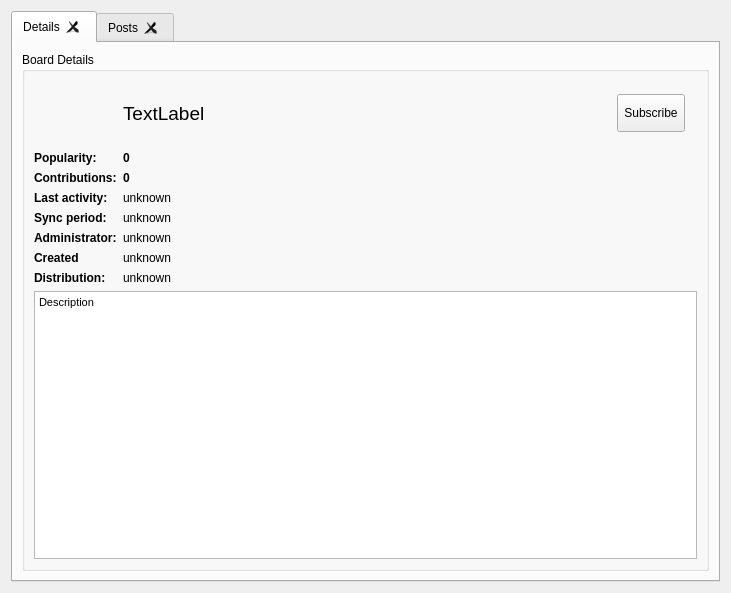
Qt form retroshare-gui/src/gui/Posted/PostedListWidgetWithModel.ui (RetroShare/RetroShare) before a commit.
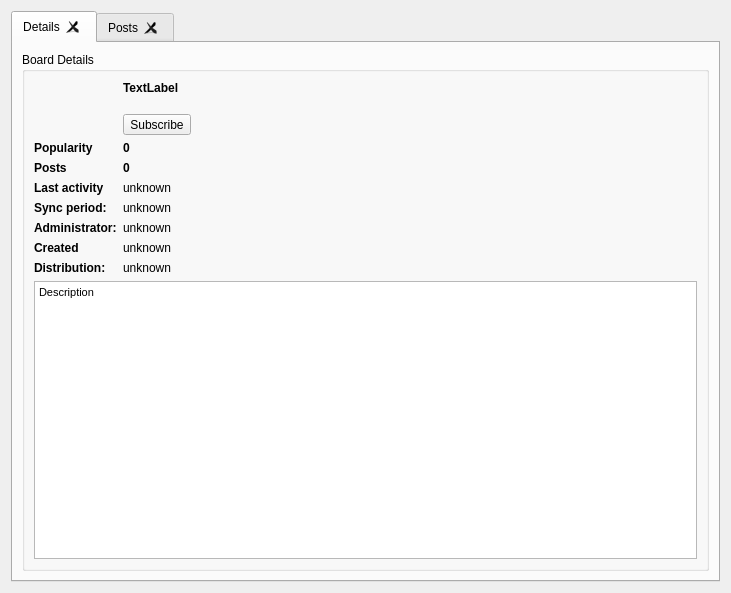
The same form after that commit. Icons and pictures are not drawn. Custom widgets are drawn as their Qt base class.

Commit message:
Removed the fixed size from the thumb label & moved the subscribebutton under the title
* Removed the fixed size from the thumb label & moved the subscribebutton under the title
* Renamed "Last Post" to "Last activity"

The edit to the form file:
```diff
--- a/retroshare-gui/src/gui/Posted/PostedListWidgetWithModel.ui
+++ b/retroshare-gui/src/gui/Posted/PostedListWidgetWithModel.ui
@@ -45,9 +45,199 @@
           <bool>false</bool>
          </property>
          <layout class="QGridLayout" name="gridLayout_2">
-          <item row="0" column="0">
+          <item row="2" column="0">
+           <widget class="QTextBrowser" name="infoDescription">
+            <property name="styleSheet">
+             <string notr="true"/>
+            </property>
+            <property name="html">
+             <string notr="true">&lt;!DOCTYPE HTML PUBLIC &quot;-//W3C//DTD HTML 4.0//EN&quot; &quot;http://www.w3.org/TR/REC-html40/strict.dtd&quot;&gt;
+&lt;html&gt;&lt;head&gt;&lt;meta name=&quot;qrichtext&quot; content=&quot;1&quot; /&gt;&lt;style type=&quot;text/css&quot;&gt;
+p, li { white-space: pre-wrap; }
+&lt;/style&gt;&lt;/head&gt;&lt;body style=&quot; font-family:'MS Shell Dlg 2'; font-size:8.25pt; font-weight:400; font-style:normal;&quot;&gt;
+&lt;p style=&quot; margin-top:0px; margin-bottom:0px; margin-left:0px; margin-right:0px; -qt-block-indent:0; text-indent:0px;&quot;&gt;&lt;span style=&quot; font-family:'MS Shell Dlg 2'; font-size:8pt;&quot;&gt;Description&lt;/span&gt;&lt;/p&gt;&lt;/body&gt;&lt;/html&gt;</string>
+            </property>
+            <property name="textInteractionFlags">
+             <set>Qt::LinksAccessibleByMouse|Qt::TextSelectableByMouse</set>
+            </property>
+            <property name="openExternalLinks">
+             <bool>true</bool>
+            </property>
+            <property name="openLinks">
+             <bool>true</bool>
+            </property>
+           </widget>
+          </item>
+          <item row="1" column="0">
            <layout class="QGridLayout" name="gridLayout">
-            <item row="0" column="3">
+            <item row="4" column="0">
+             <widget class="QLabel" name="infoPostsLabel">
+              <property name="sizePolicy">
+               <sizepolicy hsizetype="Maximum" vsizetype="Preferred">
+                <horstretch>0</horstretch>
+                <verstretch>0</verstretch>
+               </sizepolicy>
+              </property>
+              <property name="font">
+               <font>
+                <weight>75</weight>
+                <bold>true</bold>
+               </font>
+              </property>
+              <property name="text">
+               <string>Posts</string>
+              </property>
+             </widget>
+            </item>
+            <item row="7" column="1" colspan="2">
+             <widget class="GxsIdLabel" name="infoAdministrator">
+              <property name="text">
+               <string>unknown</string>
+              </property>
+              <property name="openExternalLinks">
+               <bool>true</bool>
+              </property>
+             </widget>
+            </item>
+            <item row="6" column="1" colspan="2">
+             <widget class="QLabel" name="syncPeriodLabel">
+              <property name="text">
+               <string>unknown</string>
+              </property>
+             </widget>
+            </item>
+            <item row="5" column="1" colspan="3">
+             <widget class="QLabel" name="infoLastPost">
+              <property name="text">
+               <string notr="true">unknown</string>
+              </property>
+             </widget>
+            </item>
+            <item row="5" column="0">
+             <widget class="QLabel" name="infoLastPostLabel">
+              <property name="sizePolicy">
+               <sizepolicy hsizetype="Maximum" vsizetype="Preferred">
+                <horstretch>0</horstretch>
+                <verstretch>0</verstretch>
+               </sizepolicy>
+              </property>
+              <property name="font">
+               <font>
+                <weight>75</weight>
+                <bold>true</bold>
+               </font>
+              </property>
+              <property name="text">
+               <string>Last activity</string>
+              </property>
+             </widget>
+            </item>
+            <item row="4" column="1" colspan="2">
+             <widget class="QLabel" name="infoPosts">
+              <property name="font">
+               <font>
+                <weight>75</weight>
+                <bold>true</bold>
+               </font>
+              </property>
+              <property name="text">
+               <string notr="true">0</string>
+              </property>
+             </widget>
+            </item>
+            <item row="6" column="0">
+             <widget class="QLabel" name="syncPeriodTitleLabel">
+              <property name="font">
+               <font>
+                <weight>75</weight>
+                <bold>true</bold>
+               </font>
+              </property>
+              <property name="text">
+               <string>Sync period:</string>
+              </property>
+             </widget>
+            </item>
+            <item row="9" column="0">
+             <widget class="QLabel" name="label_3">
+              <property name="font">
+               <font>
+                <weight>75</weight>
+                <bold>true</bold>
+               </font>
+              </property>
+              <property name="text">
+               <string>Distribution:</string>
+              </property>
+             </widget>
+            </item>
+            <item row="3" column="0">
+             <widget class="QLabel" name="label_4">
+              <property name="font">
+               <font>
+                <weight>75</weight>
+                <bold>true</bold>
+               </font>
+              </property>
+              <property name="text">
+               <string>Popularity</string>
+              </property>
+             </widget>
+            </item>
+            <item row="8" column="1" colspan="2">
+             <widget class="QLabel" name="createdinfolabel">
+              <property name="text">
+               <string>unknown</string>
+              </property>
+             </widget>
+            </item>
+            <item row="3" column="1" colspan="2">
+             <widget class="QLabel" name="poplabel">
+              <property name="font">
+               <font>
+                <weight>75</weight>
+                <bold>true</bold>
+               </font>
+              </property>
+              <property name="text">
+               <string>0</string>
+              </property>
+             </widget>
+            </item>
+            <item row="7" column="0">
+             <widget class="QLabel" name="label">
+              <property name="font">
+               <font>
+                <weight>75</weight>
+                <bold>true</bold>
+               </font>
+              </property>
+              <property name="text">
+               <string>Administrator:</string>
+              </property>
+             </widget>
+            </item>
+            <item row="8" column="0">
+             <widget class="QLabel" name="createdlabel">
+              <property name="font">
+               <font>
+                <weight>75</weight>
+                <bold>true</bold>
+               </font>
+              </property>
+              <property name="text">
+               <string>Created</string>
+              </property>
+             </widget>
+            </item>
+            <item row="9" column="1" colspan="3">
+             <widget class="QLabel" name="infoDistribution">
+              <property name="text">
+               <string>unknown</string>
+              </property>
+             </widget>
+            </item>
+            <item row="1" column="1">
              <layout class="QVBoxLayout" name="verticalLayout">
               <property name="sizeConstraint">
                <enum>QLayout::SetMinimumSize</enum>
@@ -61,7 +251,7 @@
                  <enum>Qt::Vertical</enum>
                 </property>
                 <property name="sizeType">
-                 <enum>QSizePolicy::Minimum</enum>
+                 <enum>QSizePolicy::Preferred</enum>
                 </property>
                 <property name="sizeHint" stdset="0">
                  <size>
@@ -97,38 +287,10 @@
                 </property>
                </widget>
               </item>
-              <item>
-               <spacer name="verticalSpacer_2">
-                <property name="orientation">
-                 <enum>Qt::Vertical</enum>
-                </property>
-                <property name="sizeType">
-                 <enum>QSizePolicy::Minimum</enum>
-                </property>
-                <property name="sizeHint" stdset="0">
-                 <size>
-                  <width>20</width>
-                  <height>13</height>
-                 </size>
-                </property>
-               </spacer>
-              </item>
              </layout>
             </item>
-            <item row="0" column="0">
+            <item row="0" column="0" rowspan="2">
              <widget class="QLabel" name="logoLabel">
-              <property name="minimumSize">
-               <size>
-                <width>64</width>
-                <height>64</height>
-               </size>
-              </property>
-              <property name="maximumSize">
-               <size>
-                <width>64</width>
-                <height>64</height>
-               </size>
-              </property>
               <property name="pixmap">
                <pixmap resource="../icons.qrc">:/icons/png/postedlinks.png</pixmap>
               </property>
@@ -137,7 +299,26 @@
               </property>
              </widget>
             </item>
-            <item row="0" column="2">
+            <item row="0" column="1" colspan="3">
+             <widget class="StyledElidedLabel" name="namelabel">
+              <property name="sizePolicy">
+               <sizepolicy hsizetype="Preferred" vsizetype="Preferred">
+                <horstretch>0</horstretch>
+                <verstretch>0</verstretch>
+               </sizepolicy>
+              </property>
+              <property name="font">
+               <font>
+                <weight>75</weight>
+                <bold>true</bold>
+               </font>
+              </property>
+              <property name="text">
+               <string>TextLabel</string>
+              </property>
+             </widget>
+            </item>
+            <item row="1" column="2">
              <spacer name="horizontalSpacer">
               <property name="orientation">
                <enum>Qt::Horizontal</enum>
@@ -150,222 +331,8 @@
               </property>
              </spacer>
             </item>
-            <item row="3" column="1" colspan="5">
-             <widget class="QLabel" name="infoLastPost">
-              <property name="toolTip">
-               <string>&lt;html&gt;&lt;head/&gt;&lt;body&gt;&lt;p&gt;This includes posts, comments to posts and votes to comments.&lt;/p&gt;&lt;/body&gt;&lt;/html&gt;</string>
-              </property>
-              <property name="text">
-               <string notr="true">unknown</string>
-              </property>
-             </widget>
-            </item>
-            <item row="1" column="1">
-             <widget class="QLabel" name="poplabel">
-              <property name="font">
-               <font>
-                <weight>75</weight>
-                <bold>true</bold>
-               </font>
-              </property>
-              <property name="text">
-               <string>0</string>
-              </property>
-             </widget>
-            </item>
-            <item row="5" column="0">
-             <widget class="QLabel" name="label">
-              <property name="font">
-               <font>
-                <weight>75</weight>
-                <bold>true</bold>
-               </font>
-              </property>
-              <property name="text">
-               <string>Administrator:</string>
-              </property>
-             </widget>
-            </item>
-            <item row="7" column="1" colspan="5">
-             <widget class="QLabel" name="infoDistribution">
-              <property name="text">
-               <string>unknown</string>
-              </property>
-             </widget>
-            </item>
-            <item row="7" column="0">
-             <widget class="QLabel" name="label_3">
-              <property name="font">
-               <font>
-                <weight>75</weight>
-                <bold>true</bold>
-               </font>
-              </property>
-              <property name="text">
-               <string>Distribution:</string>
-              </property>
-             </widget>
-            </item>
-            <item row="3" column="0">
-             <widget class="QLabel" name="infoLastPostLabel">
-              <property name="sizePolicy">
-               <sizepolicy hsizetype="Maximum" vsizetype="Preferred">
-                <horstretch>0</horstretch>
-                <verstretch>0</verstretch>
-               </sizepolicy>
-              </property>
-              <property name="font">
-               <font>
-                <weight>75</weight>
-                <bold>true</bold>
-               </font>
-              </property>
-              <property name="toolTip">
-               <string>&lt;html&gt;&lt;head/&gt;&lt;body&gt;&lt;p&gt;This includes posts, comments to posts and votes to comments.&lt;/p&gt;&lt;/body&gt;&lt;/html&gt;</string>
-              </property>
-              <property name="text">
-               <string>Last activity:</string>
-              </property>
-             </widget>
-            </item>
-            <item row="2" column="1">
-             <widget class="QLabel" name="infoPosts">
-              <property name="font">
-               <font>
-                <weight>75</weight>
-                <bold>true</bold>
-               </font>
-              </property>
-              <property name="toolTip">
-               <string>&lt;html&gt;&lt;head/&gt;&lt;body&gt;&lt;p&gt;Includes all posts, comments and votes. This number is progressively updates when new friend connect. The local vs. at friends difference may indicate that you would get older posts by increasing the synchronization period.&lt;/p&gt;&lt;/body&gt;&lt;/html&gt;</string>
-              </property>
-              <property name="text">
-               <string notr="true">0</string>
-              </property>
-             </widget>
-            </item>
-            <item row="6" column="0">
-             <widget class="QLabel" name="createdlabel">
-              <property name="font">
-               <font>
-                <weight>75</weight>
-                <bold>true</bold>
-               </font>
-              </property>
-              <property name="text">
-               <string>Created</string>
-              </property>
-             </widget>
-            </item>
-            <item row="0" column="1">
-             <widget class="QLabel" name="namelabel">
-              <property name="font">
-               <font>
-                <pointsize>14</pointsize>
-               </font>
-              </property>
-              <property name="text">
-               <string>TextLabel</string>
-              </property>
-             </widget>
-            </item>
-            <item row="1" column="0">
-             <widget class="QLabel" name="label_4">
-              <property name="font">
-               <font>
-                <weight>75</weight>
-                <bold>true</bold>
-               </font>
-              </property>
-              <property name="text">
-               <string>Popularity:</string>
-              </property>
-             </widget>
-            </item>
-            <item row="2" column="0">
-             <widget class="QLabel" name="infoPostsLabel">
-              <property name="sizePolicy">
-               <sizepolicy hsizetype="Maximum" vsizetype="Preferred">
-                <horstretch>0</horstretch>
-                <verstretch>0</verstretch>
-               </sizepolicy>
-              </property>
-              <property name="font">
-               <font>
-                <weight>75</weight>
-                <bold>true</bold>
-               </font>
-              </property>
-              <property name="toolTip">
-               <string>&lt;html&gt;&lt;head/&gt;&lt;body&gt;&lt;p&gt;Includes all posts, comments and votes. This number is progressively updated when new friend connect. The local vs. at friends difference may indicate that you would get older posts by increasing the synchronization period.&lt;/p&gt;&lt;/body&gt;&lt;/html&gt;</string>
-              </property>
-              <property name="text">
-               <string>Contributions:</string>
-              </property>
-             </widget>
-            </item>
-            <item row="4" column="0">
-             <widget class="QLabel" name="syncPeriodTitleLabel">
-              <property name="font">
-               <font>
-                <weight>75</weight>
-                <bold>true</bold>
-               </font>
-              </property>
-              <property name="text">
-               <string>Sync period:</string>
-              </property>
-             </widget>
-            </item>
-            <item row="6" column="1" colspan="2">
-             <widget class="QLabel" name="createdinfolabel">
-              <property name="text">
-               <string>unknown</string>
-              </property>
-             </widget>
-            </item>
-            <item row="5" column="1" colspan="2">
-             <widget class="GxsIdLabel" name="infoAdministrator">
-              <property name="text">
-               <string>unknown</string>
-              </property>
-              <property name="openExternalLinks">
-               <bool>true</bool>
-              </property>
-             </widget>
-            </item>
-            <item row="4" column="1" colspan="2">
-             <widget class="QLabel" name="syncPeriodLabel">
-              <property name="text">
-               <string>unknown</string>
-              </property>
-             </widget>
-            </item>
            </layout>
           </item>
-          <item row="1" column="0">
-           <widget class="QTextBrowser" name="infoDescription">
-            <property name="styleSheet">
-             <string notr="true"/>
-            </property>
-            <property name="html">
-             <string notr="true">&lt;!DOCTYPE HTML PUBLIC &quot;-//W3C//DTD HTML 4.0//EN&quot; &quot;http://www.w3.org/TR/REC-html40/strict.dtd&quot;&gt;
-&lt;html&gt;&lt;head&gt;&lt;meta name=&quot;qrichtext&quot; content=&quot;1&quot; /&gt;&lt;style type=&quot;text/css&quot;&gt;
-p, li { white-space: pre-wrap; }
-&lt;/style&gt;&lt;/head&gt;&lt;body style=&quot; font-family:'Ubuntu'; font-size:11pt; font-weight:400; font-style:normal;&quot;&gt;
-&lt;p style=&quot; margin-top:0px; margin-bottom:0px; margin-left:0px; margin-right:0px; -qt-block-indent:0; text-indent:0px;&quot;&gt;&lt;span style=&quot; font-family:'MS Shell Dlg 2'; font-size:8pt;&quot;&gt;Description&lt;/span&gt;&lt;/p&gt;&lt;/body&gt;&lt;/html&gt;</string>
-            </property>
-            <property name="textInteractionFlags">
-             <set>Qt::LinksAccessibleByMouse|Qt::TextSelectableByMouse</set>
-            </property>
-            <property name="openExternalLinks">
-             <bool>true</bool>
-            </property>
-            <property name="openLinks">
-             <bool>true</bool>
-            </property>
-           </widget>
-          </item>
          </layout>
         </widget>
        </item>
@@ -604,38 +571,43 @@
   </layout>
  </widget>
  <customwidgets>
-  <customwidget>
-   <class>GxsIdChooser</class>
-   <extends>QComboBox</extends>
-   <header>gui/gxs/GxsIdChooser.h</header>
-  </customwidget>
   <customwidget>
    <class>LineEditClear</class>
    <extends>QLineEdit</extends>
-   <header location="global">gui/common/LineEditClear.h</header>
-  </customwidget>
-  <customwidget>
-   <class>GxsIdLabel</class>
-   <extends>QLabel</extends>
-   <header>gui/gxs/GxsIdLabel.h</header>
+   <header>gui/common/LineEditClear.h</header>
   </customwidget>
   <customwidget>
    <class>SubscribeToolButton</class>
    <extends>QToolButton</extends>
    <header>gui/common/SubscribeToolButton.h</header>
   </customwidget>
+  <customwidget>
+   <class>GxsIdLabel</class>
+   <extends>QLabel</extends>
+   <header>gui/gxs/GxsIdLabel.h</header>
+  </customwidget>
   <customwidget>
    <class>RSTreeView</class>
    <extends>QTreeView</extends>
    <header>gui/common/RSTreeView.h</header>
    <container>1</container>
   </customwidget>
+  <customwidget>
+   <class>StyledElidedLabel</class>
+   <extends>QLabel</extends>
+   <header>gui/common/StyledElidedLabel.h</header>
+  </customwidget>
   <customwidget>
    <class>RSTabWidget</class>
    <extends>QTabWidget</extends>
    <header>gui/common/RSTabWidget.h</header>
    <container>1</container>
   </customwidget>
+  <customwidget>
+   <class>GxsIdChooser</class>
+   <extends>QComboBox</extends>
+   <header>gui/gxs/GxsIdChooser.h</header>
+  </customwidget>
  </customwidgets>
  <resources>
   <include location="Posted_images.qrc"/>
```
Left out of the diff: 2 changed lines with no effect on the pictures.
